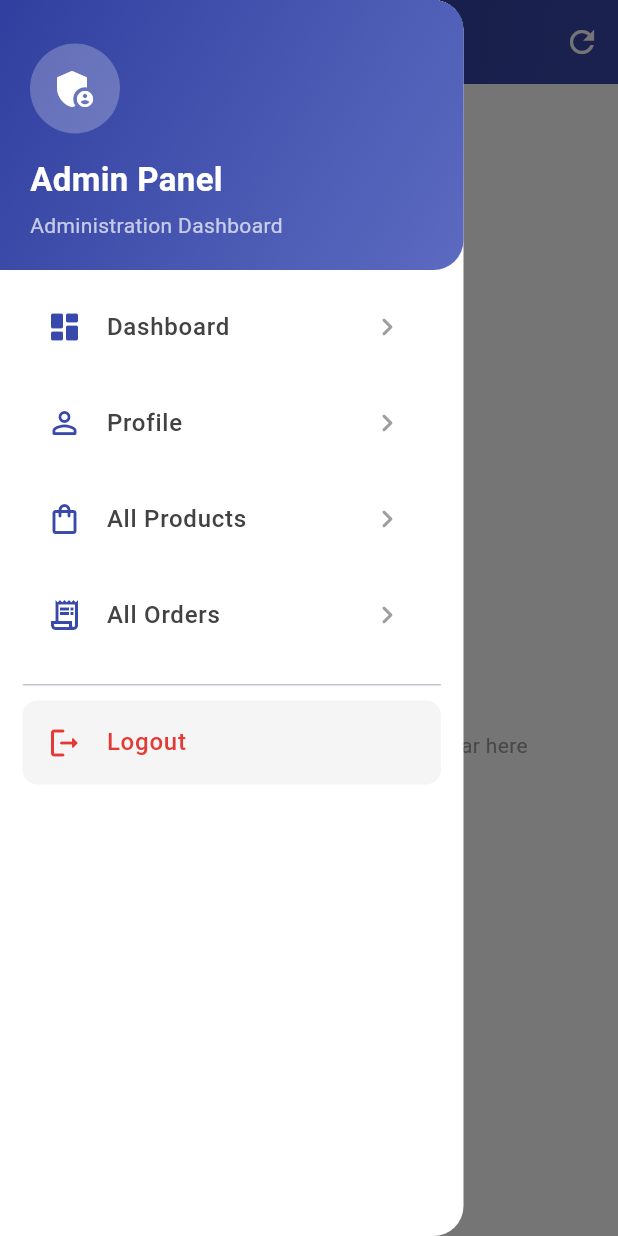
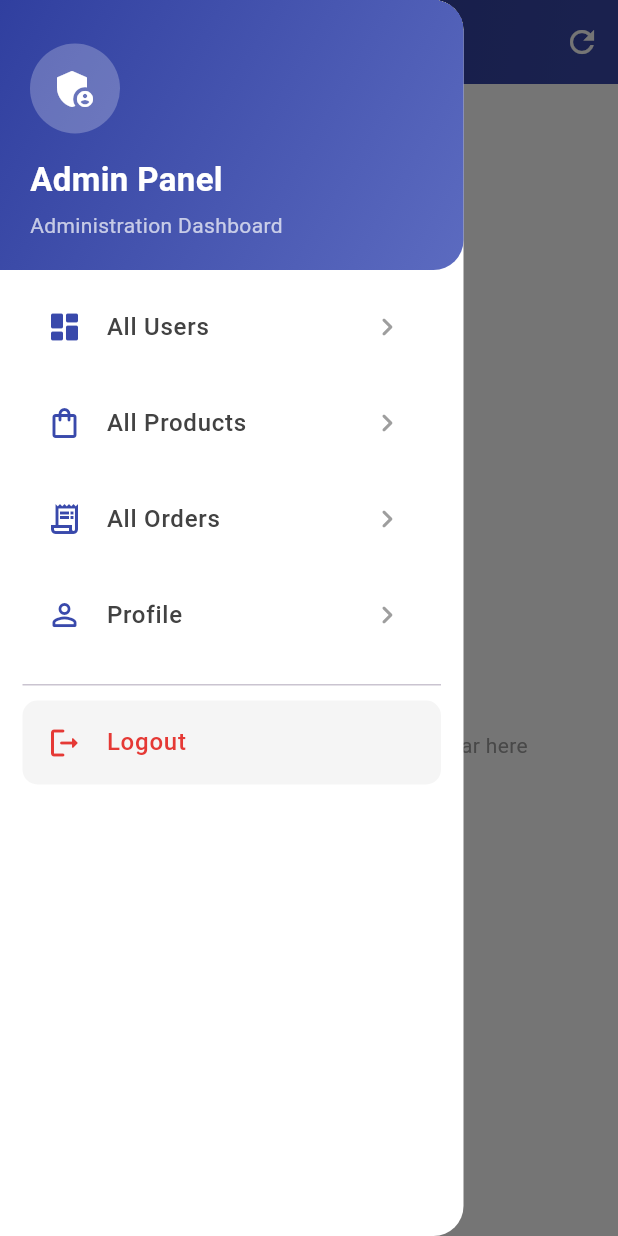
Before and after one commit to abdessamadachaha/ecmc, a Flutter app: the AdminOrderItemsPage screen opened by its route, with the side drawer open, on a phone screen of 412 x 824 dp. Run offline on Flutter 3.47's test engine with Material 3 defaults, Android fonts, the phone set to English and light mode, and no system bars; our stand-ins replace curved_navigation_bar, dio, flutter_lucide, flutter_slidable, flutter_svg, image_picker and 1 more; missing offline and left inert: flutter_stripe; accounts and stored records are empty.

Commit message:
start edit admin

```diff
--- a/lib/Views/admin/AdminAllOrdersPage.dart
+++ b/lib/Views/admin/AdminAllOrdersPage.dart
@@ -100,7 +100,7 @@ class _AdminOrderItemsPageState extends State<AdminOrderItemsPage> {
                   style: TextStyle(
                     fontSize: 20,
                     fontWeight: FontWeight.bold,
-                    color: Colors.indigo.shade800,
+                    color: Colors.black,
                   ),
                 ),
                 IconButton(
@@ -143,7 +143,7 @@ class _AdminOrderItemsPageState extends State<AdminOrderItemsPage> {
                 child: Text(
                   'Close',
                   style: TextStyle(
-                    color: Colors.indigo.shade800,
+                    color: Colors.black,
                     fontWeight: FontWeight.w500,
                   ),
                 ),
@@ -167,7 +167,7 @@ Widget _buildInfoRow({
       Icon(
         icon,
         size: 20,
-        color: Colors.indigo.shade600,
+        color: Colors.black,
       ),
       const SizedBox(width: 12),
       Expanded(
@@ -201,8 +201,8 @@ Widget _buildInfoRow({
   Widget build(BuildContext context) {
     return Scaffold(
       appBar: AppBar(
-        title: const Text('Order Management', style: TextStyle(fontWeight: FontWeight.w600)),
-        backgroundColor: Colors.indigo.shade800,
+        title: const Text('Order Management', style: TextStyle(fontWeight: FontWeight.w600, color: Colors.white)),
+        backgroundColor: Colors.black,
         elevation: 0,
         iconTheme: const IconThemeData(color: Colors.white),
         centerTitle: true,
--- a/lib/Views/admin/AdminDrawer.dart
+++ b/lib/Views/admin/AdminDrawer.dart
@@ -83,15 +83,10 @@ class AdminDrawer extends StatelessWidget {
                 _buildDrawerItem(
                   context,
                   icon: Icons.dashboard_rounded,
-                  title: 'Dashboard',
+                  title: 'All Users',
                   route: '/admin-dashboard',
                 ),
-                _buildDrawerItem(
-                  context,
-                  icon: Icons.person_outline_rounded,
-                  title: 'Profile',
-                  route: '/admin-profile',
-                ),
+
                 _buildDrawerItem(
                   context,
                   icon: Icons.shopping_bag_outlined,
@@ -103,6 +98,12 @@ class AdminDrawer extends StatelessWidget {
                   icon: Icons.receipt_long_outlined,
                   title: 'All Orders',
                   route: '/all-order-items',
+                ),
+                _buildDrawerItem(
+                  context,
+                  icon: Icons.person_outline_rounded,
+                  title: 'Profile',
+                  route: '/admin-profile',
                 ),
                 const SizedBox(height: 10),
                 const Divider(height: 1, thickness: 1),
--- a/lib/Views/admin/dashbord.dart
+++ b/lib/Views/admin/dashbord.dart
@@ -93,7 +93,7 @@ class _AdminDashboardState extends State<AdminDashboard> {
 
     return Scaffold(
       appBar: AppBar(
-        title: const Text('Admin Dashboard'),
+        title: const Text('Users'),
         backgroundColor: Colors.indigo,
         elevation: 0,
         iconTheme: const IconThemeData(color: Colors.white),
```
